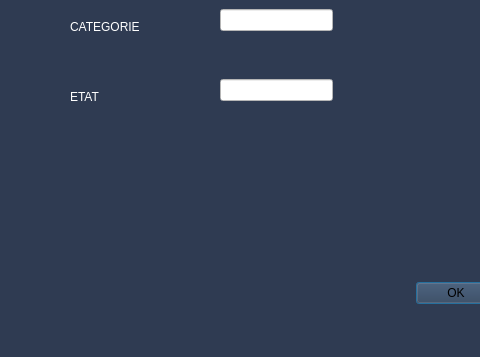
Old version of the form addequipment.ui in the repository HyperDarkmoon/TVEmpire; both pictures show x 0 to 480 and y 181 to 538 of the 1012 by 538 pixel window.
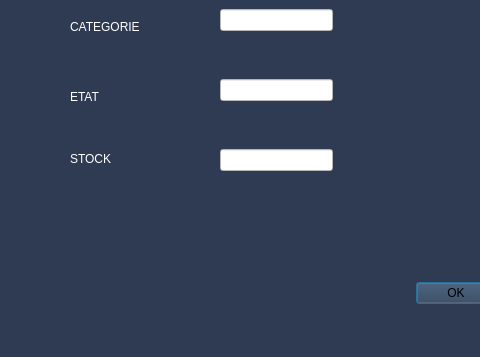
New version of the form.

```diff
--- a/addequipment.ui
+++ b/addequipment.ui
@@ -110,6 +110,32 @@
     <string notr="true">background-color: rgb(255, 255, 255);</string>
    </property>
   </widget>
+  <widget class="QLabel" name="stockE">
+   <property name="geometry">
+    <rect>
+     <x>70</x>
+     <y>330</y>
+     <width>111</width>
+     <height>21</height>
+    </rect>
+   </property>
+   <property name="text">
+    <string>&lt;html&gt;&lt;head/&gt;&lt;body&gt;&lt;p&gt;&lt;span style=&quot; color:#ffffff;&quot;&gt;STOCK&lt;/span&gt;&lt;/p&gt;&lt;/body&gt;&lt;/html&gt;</string>
+   </property>
+  </widget>
+  <widget class="QLineEdit" name="stateE_2">
+   <property name="geometry">
+    <rect>
+     <x>220</x>
+     <y>330</y>
+     <width>113</width>
+     <height>22</height>
+    </rect>
+   </property>
+   <property name="styleSheet">
+    <string notr="true">background-color: rgb(255, 255, 255);</string>
+   </property>
+  </widget>
  </widget>
  <resources/>
  <connections/>
```
